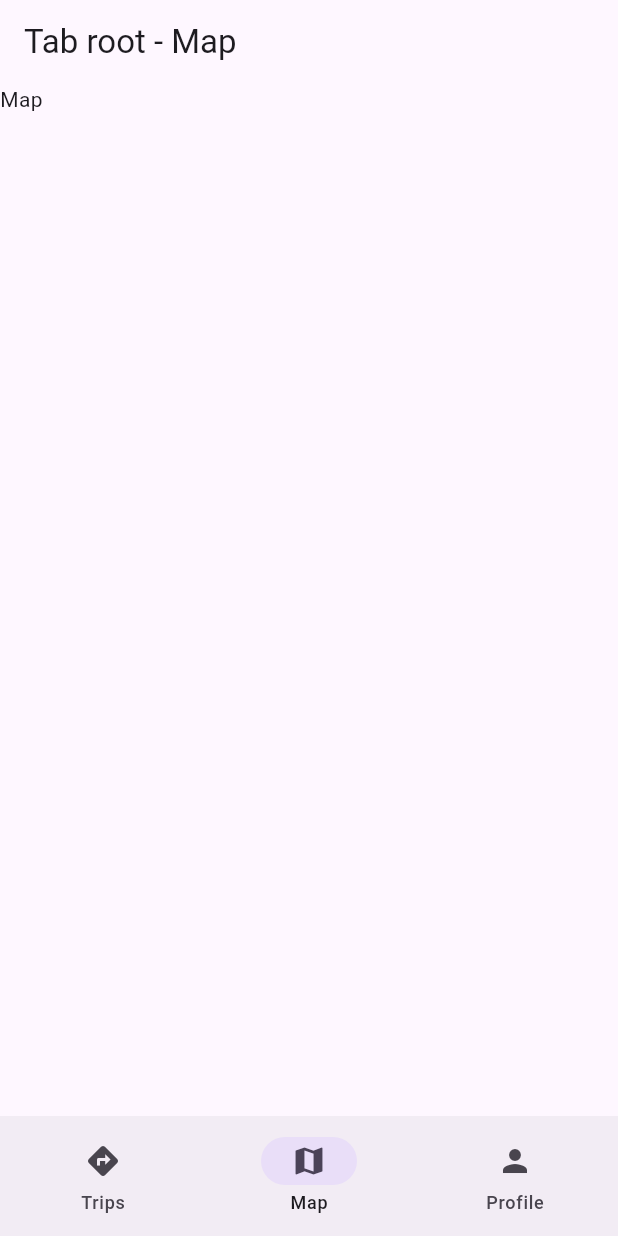
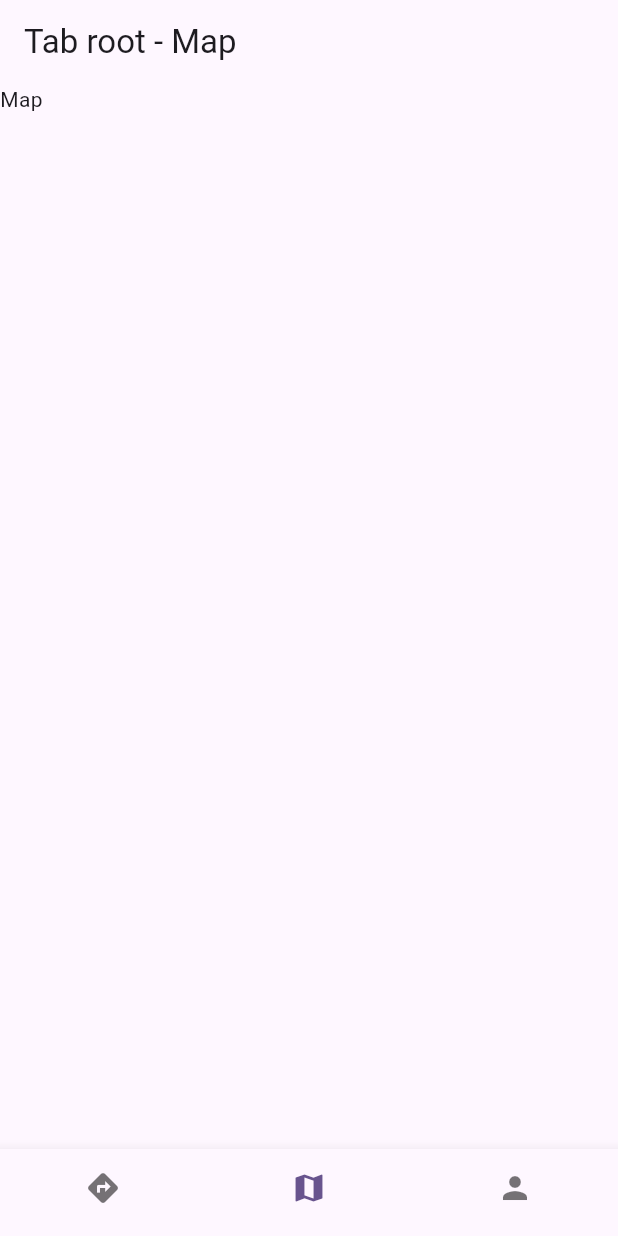
Before and after one commit to Mikisepic/traveler-app, a Flutter app: the screen it shows after launch, on a phone screen of 412 x 824 dp. Run offline on Flutter 3.47's test engine with Material 2 defaults, Android fonts, the phone set to English and light mode, and no system bars; our stand-ins replace go_router.

Commit message:
hide icon labels in navigation

```diff
--- a/lib/screens/home.dart
+++ b/lib/screens/home.dart
@@ -55,14 +55,16 @@ class ScaffoldWithNavigationBar extends StatelessWidget {
   Widget build(BuildContext context) {
     return Scaffold(
       body: body,
-      bottomNavigationBar: NavigationBar(
-        selectedIndex: selectedIndex,
-        destinations: const [
-          NavigationDestination(label: 'Trips', icon: Icon(Icons.directions)),
-          NavigationDestination(label: 'Map', icon: Icon(Icons.map)),
-          NavigationDestination(label: 'Profile', icon: Icon(Icons.person)),
+      bottomNavigationBar: BottomNavigationBar(
+        currentIndex: selectedIndex,
+        showSelectedLabels: false,
+        showUnselectedLabels: false,
+        items: const [
+          BottomNavigationBarItem(label: 'Trips', icon: Icon(Icons.directions)),
+          BottomNavigationBarItem(label: 'Map', icon: Icon(Icons.map)),
+          BottomNavigationBarItem(label: 'Profile', icon: Icon(Icons.person)),
         ],
-        onDestinationSelected: onDestinationSelected,
+        onTap: onDestinationSelected,
       ),
     );
   }
@@ -87,7 +89,7 @@ class ScaffoldWithNavigationRail extends StatelessWidget {
           NavigationRail(
             selectedIndex: selectedIndex,
             onDestinationSelected: onDestinationSelected,
-            labelType: NavigationRailLabelType.all,
+            labelType: NavigationRailLabelType.none,
             destinations: const <NavigationRailDestination>[
               NavigationRailDestination(
                   label: Text('Trips'), icon: Icon(Icons.directions)),
```
Also changed, not shown: lib/screens/trip.dart (+21 -1 lines).
